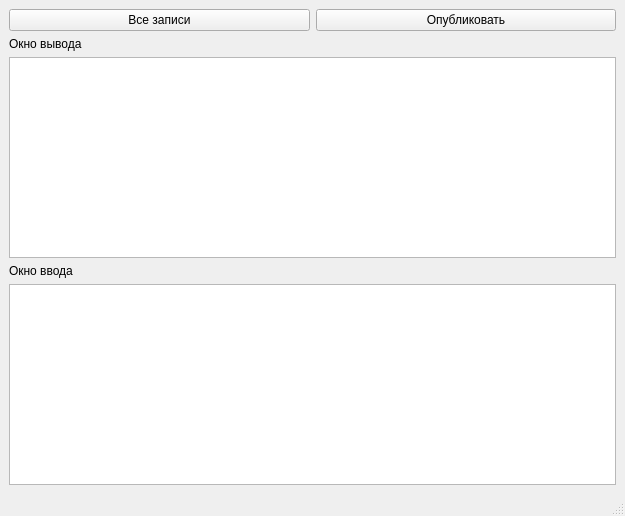
Before: the Qt Designer form Notes_client_design_form.ui in pavsta2/PyQTpractice, drawn with Qt 5.
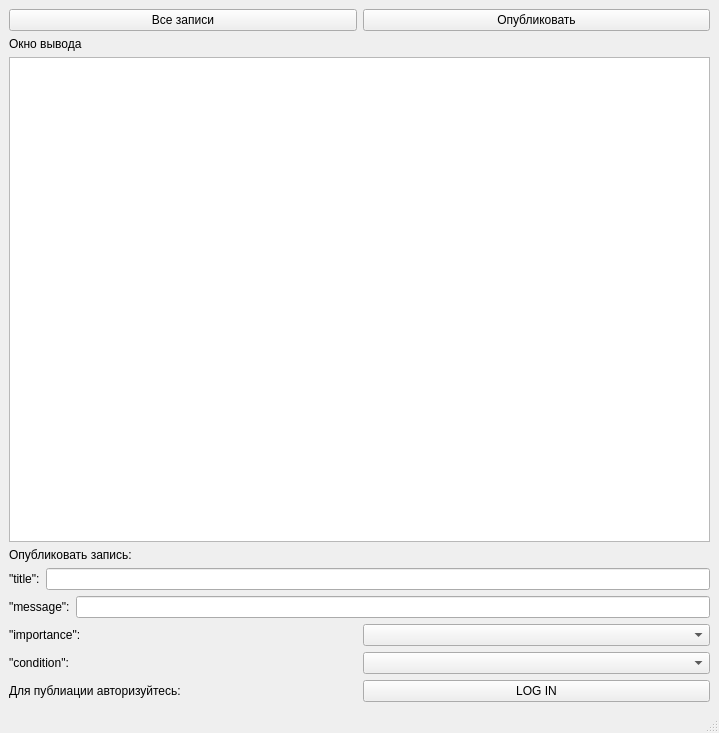
After: the same form once the commit is applied.

Commit message: end practice 30/06

```diff
--- a/Notes_client_design_form.ui
+++ b/Notes_client_design_form.ui
@@ -6,17 +6,17 @@
    <rect>
     <x>0</x>
     <y>0</y>
-    <width>625</width>
-    <height>516</height>
+    <width>719</width>
+    <height>733</height>
    </rect>
   </property>
   <property name="windowTitle">
    <string>MainWindow</string>
   </property>
   <widget class="QWidget" name="centralwidget">
-   <layout class="QVBoxLayout" name="verticalLayout_3">
+   <layout class="QVBoxLayout" name="verticalLayout_4">
     <item>
-     <layout class="QVBoxLayout" name="verticalLayout_2">
+     <layout class="QVBoxLayout" name="verticalLayout_3">
       <item>
        <layout class="QHBoxLayout" name="horizontalLayout">
         <item>
@@ -50,12 +50,90 @@
         <item>
          <widget class="QLabel" name="label_window_input">
           <property name="text">
-           <string>Окно ввода</string>
+           <string>Опубликовать запись:</string>
           </property>
          </widget>
         </item>
         <item>
-         <widget class="QTextEdit" name="textEdit_window_input"/>
+         <layout class="QVBoxLayout" name="verticalLayout_2">
+          <item>
+           <layout class="QHBoxLayout" name="horizontalLayout_3">
+            <item>
+             <widget class="QLabel" name="label">
+              <property name="text">
+               <string>&quot;title&quot;:</string>
+              </property>
+             </widget>
+            </item>
+            <item>
+             <widget class="QLineEdit" name="lineEdit_title"/>
+            </item>
+           </layout>
+          </item>
+          <item>
+           <layout class="QHBoxLayout" name="horizontalLayout_4">
+            <item>
+             <widget class="QLabel" name="label_2">
+              <property name="text">
+               <string>&quot;message&quot;:</string>
+              </property>
+             </widget>
+            </item>
+            <item>
+             <widget class="QLineEdit" name="lineEdit_massage"/>
+            </item>
+           </layout>
+          </item>
+          <item>
+           <layout class="QHBoxLayout" name="horizontalLayout_5">
+            <item>
+             <widget class="QLabel" name="label_3">
+              <property name="text">
+               <string>&quot;importance&quot;:</string>
+              </property>
+             </widget>
+            </item>
+            <item>
+             <widget class="QComboBox" name="comboBox_importance"/>
+            </item>
+           </layout>
+          </item>
+          <item>
+           <layout class="QHBoxLayout" name="horizontalLayout_6">
+            <item>
+             <widget class="QLabel" name="label_4">
+              <property name="text">
+               <string>&quot;condition&quot;:</string>
+              </property>
+             </widget>
+            </item>
+            <item>
+             <widget class="QComboBox" name="comboBox_condition"/>
+            </item>
+           </layout>
+          </item>
+          <item>
+           <layout class="QHBoxLayout" name="horizontalLayout_7"/>
+          </item>
+          <item>
+           <layout class="QHBoxLayout" name="horizontalLayout_8">
+            <item>
+             <widget class="QLabel" name="label_6">
+              <property name="text">
+               <string>Для публиации авторизуйтесь:</string>
+              </property>
+             </widget>
+            </item>
+            <item>
+             <widget class="QPushButton" name="pushButton_login">
+              <property name="text">
+               <string>LOG IN</string>
+              </property>
+             </widget>
+            </item>
+           </layout>
+          </item>
+         </layout>
         </item>
        </layout>
       </item>
```
Left out of the diff: 4 changed lines with no effect on the pictures. The commit also changes 2 other files.
